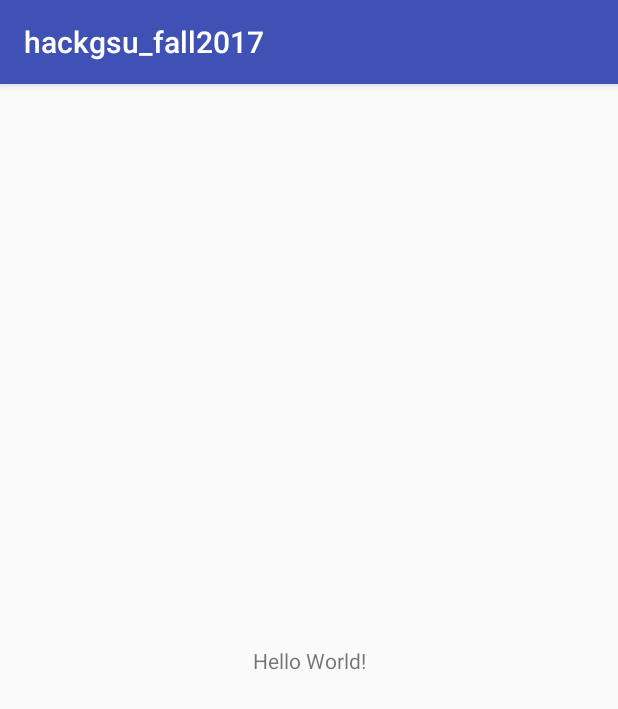
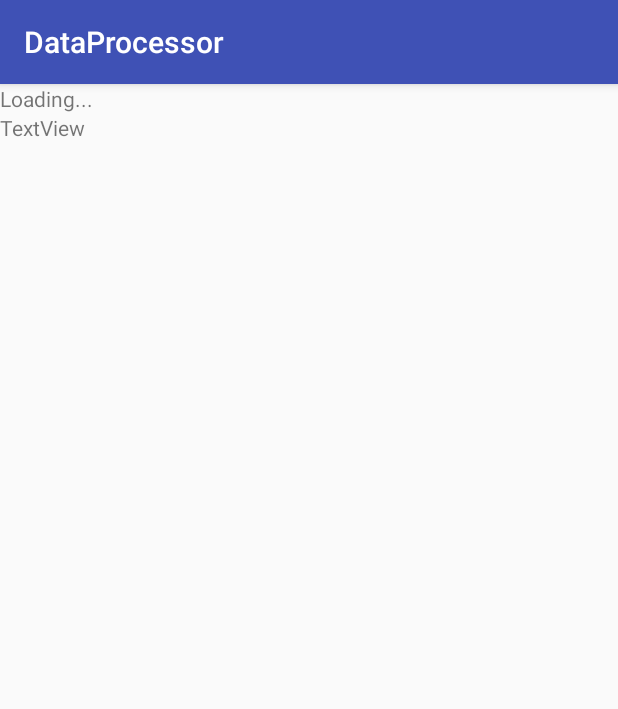
Before and after one commit to flaviut/hackgsu_fall2017, an Android app: the screen it shows after launch (MainActivity), on a phone screen of 412 x 824 dp. Shown: the top 709 px of the screen. Run offline under Robolectric (Android 15) with nearby library versions, the phone set to English and light mode, and no system bars; 2 statements that could not run were skipped.

Commit message:
Progress on communicating with 101

```diff
--- a/app/app/build.gradle
+++ b/app/app/build.gradle
@@ -3,7 +3,7 @@ apply plugin: 'com.android.application'
 android {
     compileSdkVersion 26
     defaultConfig {
-        applicationId "com.flaviutamas.hackgsu_fall2017"
+        applicationId "com.flaviutamas.dataprocessor"
         minSdkVersion 19
         targetSdkVersion 26
         versionCode 1
@@ -22,6 +22,7 @@ dependencies {
     implementation fileTree(dir: 'libs', include: ['*.jar'])
     implementation 'com.android.support:appcompat-v7:26.1.0'
     implementation 'com.android.support.constraint:constraint-layout:1.0.2'
+    implementation 'com.akexorcist:bluetoothspp:1.0.0'
     testImplementation 'junit:junit:4.12'
     androidTestImplementation 'com.android.support.test:runner:1.0.1'
     androidTestImplementation 'com.android.support.test.espresso:espresso-core:3.0.1'
--- /dev/null
+++ b/app/app/src/main/java/com/flaviutamas/dataprocessor/MainActivity.java
@@ -0,0 +1,107 @@
+package com.flaviutamas.dataprocessor;
+
+import android.content.Intent;
+import android.os.Bundle;
+import android.support.v7.app.AppCompatActivity;
+import android.util.Log;
+import android.widget.TextView;
+
+import com.idevicesinc.sweetblue.BleDevice;
+import com.idevicesinc.sweetblue.BleDeviceState;
+import com.idevicesinc.sweetblue.BleManager;
+import com.idevicesinc.sweetblue.BleManagerConfig;
+import com.idevicesinc.sweetblue.utils.BluetoothEnabler;
+
+import java.util.Arrays;
+import java.util.UUID;
+
+
+public class MainActivity extends AppCompatActivity {
+    private BleManager bleManager;
+    private int pot = 0, x = 0, y = 0, z = 0;
+
+    private final UUID DOOR_SERVICE = UUID.fromString("9c856326-4517-407e-a661-faba175acdfe");
+    private final UUID POT_CHAR = UUID.fromString("6f9af486-ee00-43ac-8df6-897e05af1aa6");
+    private final UUID ACCL_X_CHAR = UUID.fromString("7c38e88a-2724-4aae-96eb-78857589fa3c");
+    private final UUID ACCL_Y_CHAR = UUID.fromString("301d6851-ce6d-4fca-9a43-ffe6535b2715");
+    private final UUID ACCL_Z_CHAR = UUID.fromString("fe1088ce-68ca-4a4d-ae91-797d046db6e7");
+
+    @Override
+    protected void onCreate(Bundle savedInstanceState) {
+        super.onCreate(savedInstanceState);
+        setContentView(R.layout.activity_main);
+        Intent myIntent = new Intent(this, DeviceScanActivity.class);
+        startActivity(myIntent);
+/*
+        // A ScanFilter decides whether a BleDevice instance will be created from a
+        // BLE advertisement and passed to the DiscoveryListener implementation below.
+        final BleManagerConfig.ScanFilter scanFilter = new BleManagerConfig.ScanFilter() {
+            @Override
+            public Please onEvent(ScanEvent e) {
+                return Please.acknowledgeIf(e.advertisedServices().contains(DOOR_SERVICE))
+                        .thenStopScan();
+            }
+        };
+        final BleManager.DiscoveryListener discoveryListener = new BleManager.DiscoveryListener() {
+            @Override
+            public void onEvent(DiscoveryEvent event) {
+                if (event.was(LifeCycle.DISCOVERED)) {
+                    event.device().connect(new BleDevice.StateListener() {
+                        @Override
+                        public void onEvent(StateEvent event) {
+                            Log.d("TEST", "onEvent: " + event.toString());
+                            if (event.didEnter(BleDeviceState.CONNECTED)) {
+                                Log.i("SweetBlueExample", event.device().getName_debug() + " just initialized!");
+
+                                BleDevice bleDevice = event.device();
+                                bleDevice.enableNotify(
+                                        Arrays.asList(POT_CHAR, ACCL_X_CHAR, ACCL_Y_CHAR, ACCL_Z_CHAR),
+                                        new BleDevice.ReadWriteListener() {
+                                            @Override
+                                            public void onEvent(ReadWriteEvent e) {
+                                                if (e.type() == Type.NOTIFICATION) {
+                                                    UUID charUuid = e.charUuid();
+                                                    if (charUuid.equals(POT_CHAR)) {
+                                                        onChange(e.data_int(false), x, y, z);
+                                                    } else if (charUuid.equals(ACCL_X_CHAR)) {
+                                                        onChange(pot, e.data_int(false), y, z);
+                                                    } else if (charUuid.equals(ACCL_Y_CHAR)) {
+                                                        onChange(pot, x, e.data_int(false), z);
+                                                    } else if (charUuid.equals(ACCL_Z_CHAR)) {
+                                                        onChange(pot, x, y, e.data_int(false));
+                                                    }
+                                                }
+                                            }
+                                        });
+                            }
+                        }
+                    });
+                }
+            }
+        };
+
+        BluetoothEnabler.start(this, new BluetoothEnabler.DefaultBluetoothEnablerFilter() {
+            @Override
+            public Please onEvent(BluetoothEnablerEvent e) {
+                if (e.isDone()) {
+                    bleManager = e.bleManager();
+                    e.bleManager().startScan(scanFilter, discoveryListener);
+                }
+
+                return super.onEvent(e);
+            }
+        });*/
+    }
+
+    private void onChange(int newPot, int newX, int newY, int newZ) {
+        pot = newPot;
+        x = newX;
+        y = newY;
+        z = newZ;
+
+        TextView currentData = findViewById(R.id.currentData);
+        currentData.setText(
+                String.format("Potentiometer Value: %d\nAccelerometer values: %d, %d, %d",
+                        pot / 1024, x / Short.MAX_VALUE, y / Short.MAX_VALUE, z / Short.MAX_VALUE));
+    }
+}
--- a/app/app/src/main/res/layout/activity_main.xml
+++ b/app/app/src/main/res/layout/activity_main.xml
@@ -1,19 +1,28 @@
 <?xml version="1.0" encoding="utf-8"?>
-<android.support.constraint.ConstraintLayout
-    xmlns:android="http://schemas.android.com/apk/res/android"
+<android.support.constraint.ConstraintLayout xmlns:android="http://schemas.android.com/apk/res/android"
+    xmlns:app="http://schemas.android.com/apk/res-auto"
     xmlns:tools="http://schemas.android.com/tools"
-    xmlns:app="http://schemas.android.com/apk/res-auto"
     android:layout_width="match_parent"
     android:layout_height="match_parent"
-    tools:context="com.flaviutamas.hackgsu_fall2017.MainActivity">
+    tools:context="com.flaviutamas.dataprocessor.MainActivity">
 
-    <TextView
-        android:layout_width="wrap_content"
-        android:layout_height="wrap_content"
-        android:text="Hello World!"
-        app:layout_constraintBottom_toBottomOf="parent"
-        app:layout_constraintLeft_toLeftOf="parent"
-        app:layout_constraintRight_toRightOf="parent"
-        app:layout_constraintTop_toTopOf="parent" />
+    <LinearLayout
+        android:layout_width="368dp"
+        android:layout_height="495dp"
+        android:orientation="vertical"
+        tools:layout_editor_absoluteX="8dp"
+        tools:layout_editor_absoluteY="8dp">
 
+        <TextView
+            android:id="@+id/currentData"
+            android:layout_width="match_parent"
+            android:layout_height="wrap_content"
+            android:text="Loading..." />
+
+        <TextView
+            android:id="@+id/log"
+            android:layout_width="match_parent"
+            android:layout_height="wrap_content"
+            android:text="TextView" />
+    </LinearLayout>
 </android.support.constraint.ConstraintLayout>
--- a/app/app/src/main/res/mipmap-anydpi-v26/ic_launcher.xml
+++ b/app/app/src/main/res/mipmap-anydpi-v26/ic_launcher.xml
@@ -1,5 +1,5 @@
 <?xml version="1.0" encoding="utf-8"?>
 <adaptive-icon xmlns:android="http://schemas.android.com/apk/res/android">
-    <background android:drawable="@drawable/ic_launcher_background"/>
-    <foreground android:drawable="@drawable/ic_launcher_foreground"/>
+    <background android:drawable="@drawable/ic_launcher_background" />
+    <foreground android:drawable="@drawable/ic_launcher_foreground" />
 </adaptive-icon>
--- a/app/app/src/main/res/mipmap-anydpi-v26/ic_launcher_round.xml
+++ b/app/app/src/main/res/mipmap-anydpi-v26/ic_launcher_round.xml
@@ -1,5 +1,5 @@
 <?xml version="1.0" encoding="utf-8"?>
 <adaptive-icon xmlns:android="http://schemas.android.com/apk/res/android">
-    <background android:drawable="@drawable/ic_launcher_background"/>
-    <foreground android:drawable="@drawable/ic_launcher_foreground"/>
+    <background android:drawable="@drawable/ic_launcher_background" />
+    <foreground android:drawable="@drawable/ic_launcher_foreground" />
 </adaptive-icon>
--- a/app/app/src/main/res/values/strings.xml
+++ b/app/app/src/main/res/values/strings.xml
@@ -1,3 +1,3 @@
 <resources>
-    <string name="app_name">hackgsu_fall2017</string>
+    <string name="app_name">DataProcessor</string>
 </resources>
```
Also changed, not shown: app/app/src/main/AndroidManifest.xml (+6 -3 lines), app/app/src/main/java/com/flaviutamas/hackgsu_fall2017/MainActivity.java (deleted, +0 -13 lines), app/app/src/main/res/drawable/ic_launcher_background.xml (+166 -70 lines), app/app/src/main/res/menu/gatt_services.xml (added, +29 -0 lines), app/app/src/main/res/menu/main.xml (added, +33 -0 lines), app/app/libs/sweetblue_2_52_12-javadoc.jar (added), app/app/libs/sweetblue_2_52_12-sources.jar (added), app/app/libs/sweetblue_2_52_12.jar (added), app/gradle/wrapper/gradle-wrapper.properties, 7 other files.
